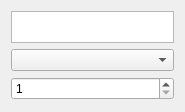
Old version of the form quest_maker/views/quest_objective_view.ui in the repository thisisnotruben/ToW-tools.
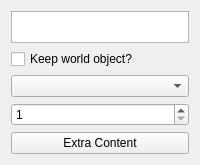
New version of the form.

Commit message: added another  widget -> "extra content"

Diff of the .ui file:
```diff
--- a/quest_maker/views/quest_objective_view.ui
+++ b/quest_maker/views/quest_objective_view.ui
@@ -6,8 +6,8 @@
    <rect>
     <x>0</x>
     <y>0</y>
-    <width>185</width>
-    <height>112</height>
+    <width>200</width>
+    <height>150</height>
    </rect>
   </property>
   <property name="windowTitle">
@@ -36,6 +36,13 @@
      </property>
     </widget>
    </item>
+   <item>
+    <widget class="QCheckBox" name="world_object_keep">
+     <property name="text">
+      <string>Keep world object?</string>
+     </property>
+    </widget>
+   </item>
    <item>
     <widget class="QComboBox" name="quest_type"/>
    </item>
@@ -49,6 +56,13 @@
      </property>
     </widget>
    </item>
+   <item>
+    <widget class="QPushButton" name="extra_content_bttn">
+     <property name="text">
+      <string>Extra Content</string>
+     </property>
+    </widget>
+   </item>
   </layout>
  </widget>
  <resources/>
```
The commit also changes 12 other files.
